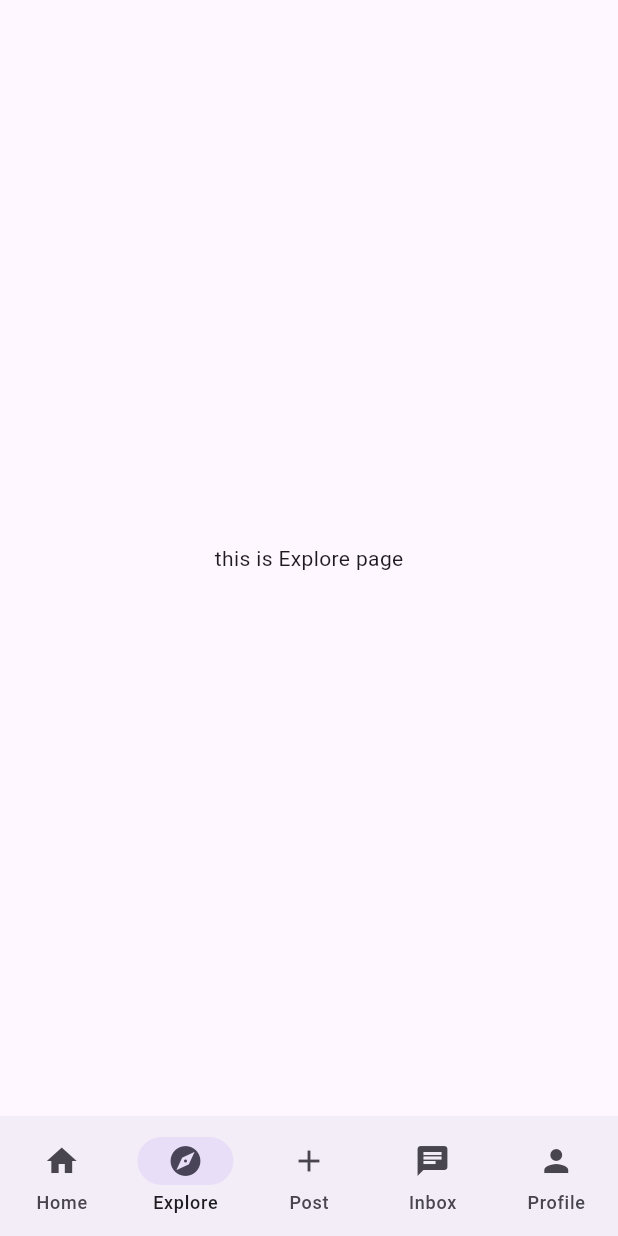
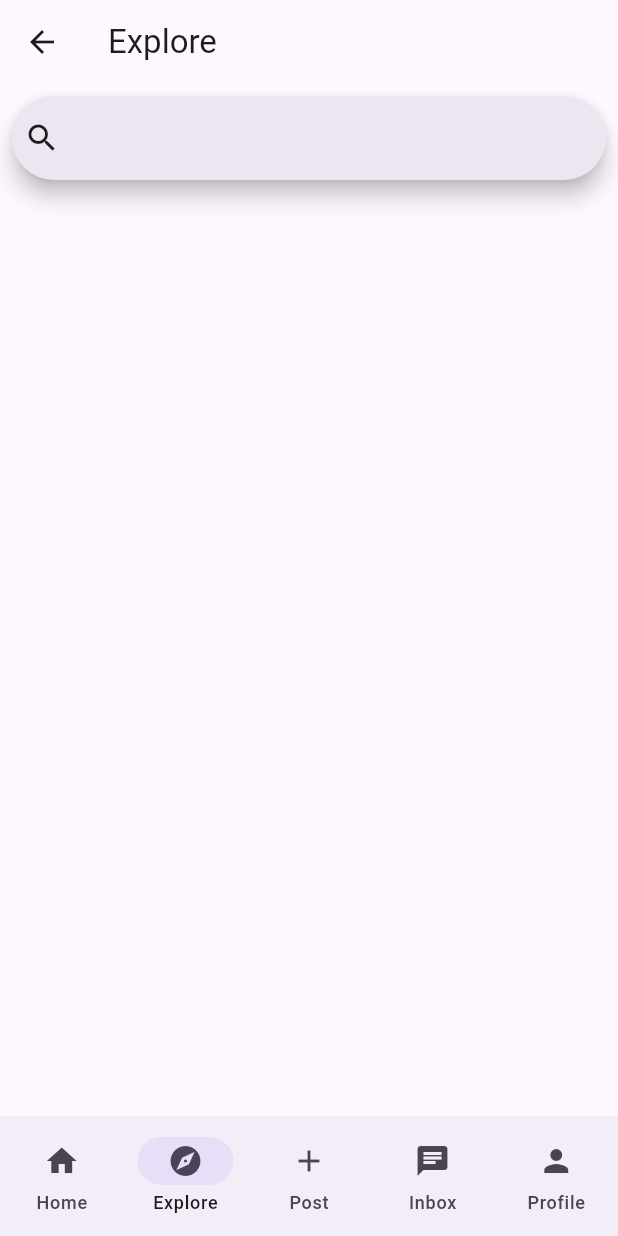
Before and after one commit to questc0der/book_tok, a Flutter app: the Home screen opened directly, item 2 of the bottom bar chosen, on a phone screen of 412 x 824 dp. Run offline on Flutter 3.47's test engine with Material 3 defaults, Android fonts, the phone set to English and light mode, and no system bars; our stand-ins replace flutter_riverpod, google_fonts; missing offline and left inert: image_input.

Commit message:
explore page

```diff
--- /dev/null
+++ b/lib/component/explore.dart
@@ -0,0 +1,50 @@
+import 'package:flutter/material.dart';
+
+class ExploreView extends StatefulWidget {
+  const ExploreView({super.key});
+
+  @override
+  State<ExploreView> createState() => _ExploreState();
+}
+
+class _ExploreState extends State<ExploreView> {
+  @override
+  Widget build(BuildContext context) {
+    return Scaffold(
+      appBar: AppBar(title: Text("Explore")),
+      body: Padding(
+        padding: EdgeInsets.all(8.0),
+        child: SearchAnchor(
+          builder: (BuildContext context, SearchController controller) {
+            return SearchBar(
+              controller: controller,
+              onTap: () {
+                controller.openView();
+              },
+              onChanged: (_) {
+                controller.openView();
+              },
+              leading: Icon(Icons.search),
+            );
+          },
+          suggestionsBuilder: (
+            BuildContext context,
+            SearchController controller,
+          ) {
+            return List<ListTile>.generate(5, (int index) {
+              final String item = 'item $index';
+              return ListTile(
+                title: Text(item),
+                onTap: () {
+                  setState(() {
+                    controller.closeView(item);
+                  });
+                },
+              );
+            });
+          },
+        ),
+      ),
+    );
+  }
+}
--- a/lib/screen/explore.dart
+++ b/lib/screen/explore.dart
@@ -1,10 +1,11 @@
 import 'package:flutter/material.dart';
+import '../component/explore.dart';
 
 class ExplorePage extends StatelessWidget {
   const ExplorePage({super.key});
 
   @override
   Widget build(BuildContext context) {
-    return Center(child: Text("this is Explore page"));
+    return ExploreView();
   }
 }
```
